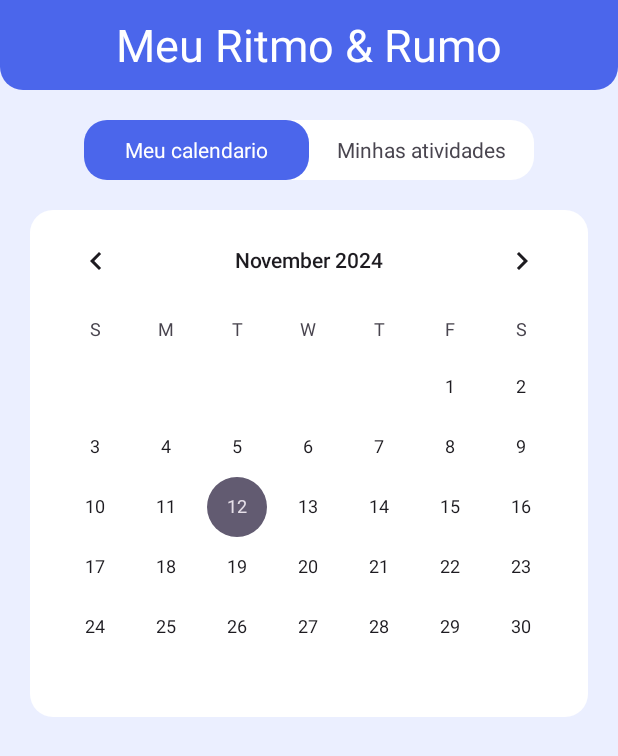
After one commit to daniel-krgr/Trabalho-Integrado-2Bim, an Android app: the CalendarioActivity screen opened directly, with no data from a screen before it, on a phone screen of 412 x 824 dp. The commit adds this screen. Shown: the top 756 px of the screen. Run offline under Robolectric (Android 15) with nearby library versions, the phone set to English and light mode, and no system bars.

Commit message:
atualização de calendario
atualizei a tela calendario e minhas atividades

```diff
--- a/app/src/main/AndroidManifest.xml
+++ b/app/src/main/AndroidManifest.xml
@@ -12,6 +12,12 @@
         android:supportsRtl="true"
         android:theme="@style/Theme.TrabalhoIntegrado2Bim"
         tools:targetApi="31" >
+        <activity
+            android:name=".AtividadesActivity"
+            android:exported="true" />
+        <activity
+            android:name=".CalendarioActivity"
+            android:exported="false" />
         <activity
             android:name=".CadastroActivity"
             android:exported="false" />
--- /dev/null
+++ b/app/src/main/java/com/example/trabalhointegrado2bim/CalendarioActivity.java
@@ -0,0 +1,70 @@
+package com.example.trabalhointegrado2bim;
+
+import android.os.Bundle;
+import android.widget.CalendarView;
+import android.widget.Toast;
+
+import androidx.activity.EdgeToEdge;
+import androidx.annotation.NonNull;
+import androidx.appcompat.app.AppCompatActivity;
+import androidx.core.graphics.Insets;
+import androidx.core.view.ViewCompat;
+import androidx.core.view.WindowInsetsCompat;
+
+import java.text.SimpleDateFormat;
+import java.util.Calendar;
+import java.util.Locale;
+
+public class CalendarioActivity extends AppCompatActivity {
+
+    CalendarView calendarView;
+    Calendar calendar;
+
+    @Override
+    protected void onCreate(Bundle savedInstanceState) {
+        super.onCreate(savedInstanceState);
+        EdgeToEdge.enable(this);
+        setContentView(R.layout.activity_calendario);
+        ViewCompat.setOnApplyWindowInsetsListener(findViewById(R.id.main), (v, insets) -> {
+            Insets systemBars = insets.getInsets(WindowInsetsCompat.Type.systemBars());
+            v.setPadding(systemBars.left, systemBars.top, systemBars.right, systemBars.bottom);
+            return insets;
+        });
+            calendarView = findViewById(R.id.calendarView);
+            calendar = Calendar.getInstance();
+
+            setDate(calendar.get(Calendar.DAY_OF_MONTH), calendar.get(Calendar.MONTH) + 1, calendar.get(Calendar.YEAR));
+
+            getDate();
+            calendarView.setOnDateChangeListener(new CalendarView.OnDateChangeListener() {
+                @Override
+                public void onSelectedDayChange(@NonNull CalendarView calendarView, int ano, int mes, int dia) {
+
+                    Toast.makeText(CalendarioActivity.this, dia+ "/"+ (mes+1) +"/"+ ano, Toast.LENGTH_SHORT).show();
+
+                }
+            });
+
+    }
+
+    public void getDate() {
+
+        long date = calendarView.getDate();
+        SimpleDateFormat simpleDateFormat = new SimpleDateFormat("dd/MM/yyyy", Locale.getDefault());
+        calendar.setTimeInMillis(date);
+        String selectedDate = simpleDateFormat.format(calendar.getTime());
+        Toast.makeText(this, selectedDate, Toast.LENGTH_SHORT).show();
+
+
+    }
+
+    public void setDate(int dia, int mes, int ano) {
+        calendar.set(Calendar.YEAR, ano);
+        calendar.set(Calendar.MONTH, mes - 1);
+        calendar.set(Calendar.DAY_OF_MONTH, dia);
+
+        long milli = calendar.getTimeInMillis();
+
+        calendarView.setDate(milli);
+    }
+}
--- /dev/null
+++ b/app/src/main/res/drawable/container_todos_os_cantos.xml
@@ -0,0 +1,8 @@
+<?xml version="1.0" encoding="utf-8"?>
+<shape xmlns:android="http://schemas.android.com/apk/res/android">
+
+    <solid android:color="@color/white"/>
+    <corners android:bottomLeftRadius="15dp" android:bottomRightRadius="15dp"
+        android:topLeftRadius="15dp" android:topRightRadius="15dp"/>
+
+</shape>
--- /dev/null
+++ b/app/src/main/res/drawable/container_todos_os_cantos_azul.xml
@@ -0,0 +1,8 @@
+<?xml version="1.0" encoding="utf-8"?>
+<shape xmlns:android="http://schemas.android.com/apk/res/android">
+
+    <solid android:color="@color/azul_principal"/>
+    <corners android:bottomLeftRadius="15dp" android:bottomRightRadius="15dp"
+        android:topLeftRadius="15dp" android:topRightRadius="15dp"/>
+
+</shape>
--- a/app/src/main/res/drawable/edit_text.xml
+++ b/app/src/main/res/drawable/edit_text.xml
@@ -1,7 +1,7 @@
 <?xml version="1.0" encoding="utf-8"?>
 <shape xmlns:android="http://schemas.android.com/apk/res/android">
 
-    <solid android:color="#EBEFFF"/>
+    <solid android:color="@color/cinza_claro"/>
     <corners android:radius="25dp"/>
 <!--    <stroke android:color="#A2A2A2" android:width="2dp"/>-->
 
--- /dev/null
+++ b/app/src/main/res/layout/activity_calendario.xml
@@ -0,0 +1,78 @@
+<?xml version="1.0" encoding="utf-8"?>
+<androidx.constraintlayout.widget.ConstraintLayout xmlns:android="http://schemas.android.com/apk/res/android"
+    xmlns:app="http://schemas.android.com/apk/res-auto"
+    xmlns:tools="http://schemas.android.com/tools"
+    android:id="@+id/main"
+    android:layout_width="match_parent"
+    android:layout_height="match_parent"
+    tools:context=".CalendarioActivity"
+    android:background="@color/cinza_claro">
+
+    <TextView
+        style="@style/ContainerComponents"
+        android:id="@+id/view"
+        android:text="@string/meu_ritmo_e_rumo"
+        android:textSize="30sp"
+        android:textColor="@color/white"
+        android:gravity="center"
+        app:layout_constraintStart_toStartOf="parent"
+        app:layout_constraintEnd_toEndOf="parent"
+        app:layout_constraintTop_toTopOf="parent"
+        />
+
+    <LinearLayout
+        style="@style/ContainerTodosOsCantos"
+        android:id="@+id/switchButtons"
+        android:layout_width="300dp"
+        android:layout_height="wrap_content"
+        android:orientation="horizontal"
+        android:layout_marginTop="20dp"
+        app:layout_constraintTop_toBottomOf="@+id/view"
+        app:layout_constraintStart_toStartOf="parent"
+        app:layout_constraintEnd_toEndOf="parent">
+
+        <TextView
+            style="@style/ContainerTodosOsCantosAzul"
+            android:id="@+id/viewSwitch1"
+            android:text="@string/meu_calendario"
+            android:gravity="center"
+            android:textColor="@color/white"
+            android:layout_width="match_parent"
+            android:layout_height="40dp"
+            android:layout_weight="1"
+            />
+
+        <TextView
+            android:id="@+id/viewSwitch2"
+            android:text="@string/minhas_atividades"
+            android:gravity="center"
+            android:layout_width="match_parent"
+            android:layout_height="40dp"
+            android:layout_weight="1"
+            />
+
+    </LinearLayout>
+
+    <LinearLayout
+        style="@style/ContainerTodosOsCantos"
+        android:id="@+id/llCalendario"
+        android:layout_width="match_parent"
+        android:layout_height="wrap_content"
+        android:orientation="horizontal"
+        android:layout_margin="20dp"
+        app:layout_constraintTop_toBottomOf="@+id/switchButtons"
+        app:layout_constraintStart_toStartOf="parent"
+        app:layout_constraintEnd_toEndOf="parent">
+
+        <CalendarView
+            android:id="@+id/calendarView"
+            android:layout_width="match_parent"
+            android:layout_height="wrap_content"
+            app:layout_constraintTop_toBottomOf="@id/switchButtons"
+            app:layout_constraintStart_toStartOf="parent"
+            app:layout_constraintEnd_toEndOf="parent"/>
+    </LinearLayout>
+
+
+
+</androidx.constraintlayout.widget.ConstraintLayout>
--- a/app/src/main/res/values/colors.xml
+++ b/app/src/main/res/values/colors.xml
@@ -12,5 +12,6 @@
     <color name="pink_light">#F899b9</color>
     <color name="cinza">#808080</color>
     <color name="azul_principal">#4B66EB</color>
+    <color name="cinza_claro">#EBEFFF</color>
 
 </resources>
--- a/app/src/main/res/values/strings.xml
+++ b/app/src/main/res/values/strings.xml
@@ -2,5 +2,8 @@
     <string name="app_name">Ritmo &amp; Rumo</string>
     <string name="entrar">Entrar</string>
     <string name="text_cadastro">Crie sua conta</string>
+    <string name="minhas_atividades">Minhas atividades</string>
+    <string name="meu_calendario">Meu calendario</string>
+    <string name="meu_ritmo_e_rumo">Meu Ritmo &amp; Rumo</string>
 
 </resources>
--- a/app/src/main/res/values/styles.xml
+++ b/app/src/main/res/values/styles.xml
@@ -5,6 +5,18 @@
         <item name="android:layout_width">match_parent</item>
         <item name="android:layout_height">60dp</item>
         <item name="android:background">@drawable/container_components</item>
+    </style>
+
+    <style name="ContainerTodosOsCantos">
+        <item name="android:layout_width">match_parent</item>
+        <item name="android:layout_height">match_parent</item>
+        <item name="android:background">@drawable/container_todos_os_cantos</item>
+    </style>
+
+    <style name="ContainerTodosOsCantosAzul">
+        <item name="android:layout_width">match_parent</item>
+        <item name="android:layout_height">match_parent</item>
+        <item name="android:background">@drawable/container_todos_os_cantos_azul</item>
     </style>
 
     <style name="Edit_Text">
```
Also changed, not shown: app/src/main/java/com/example/trabalhointegrado2bim/AtividadesActivity.java (added, +24 -0 lines), app/src/main/res/layout/activity_atividades.xml (added, +59 -0 lines).
